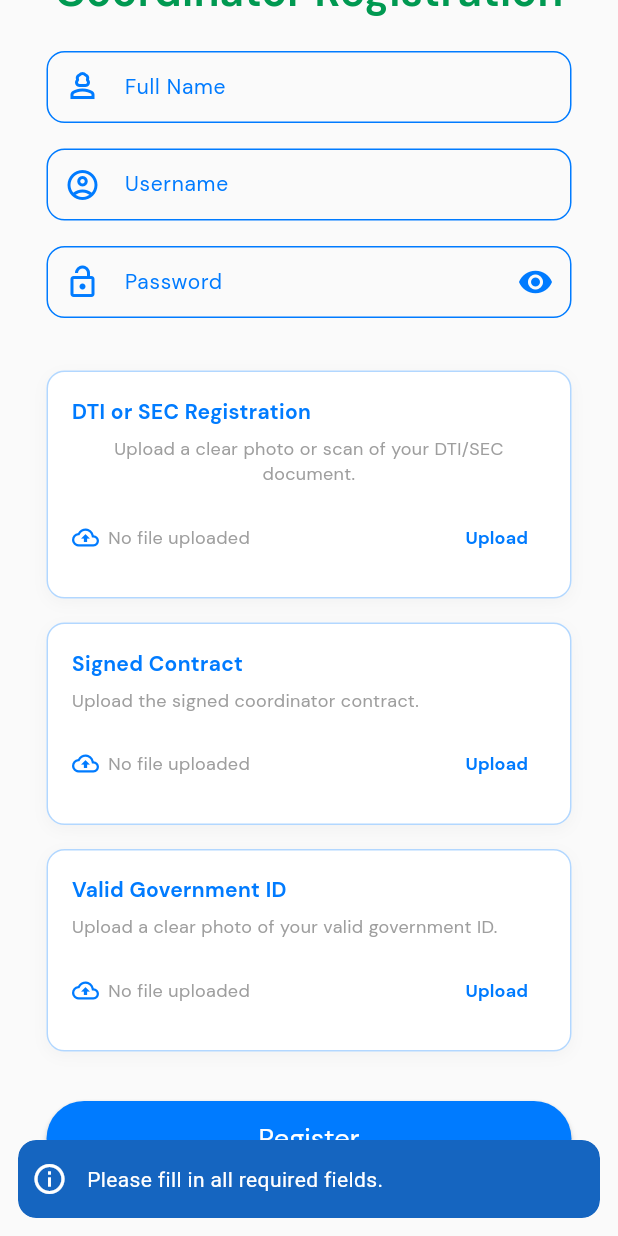
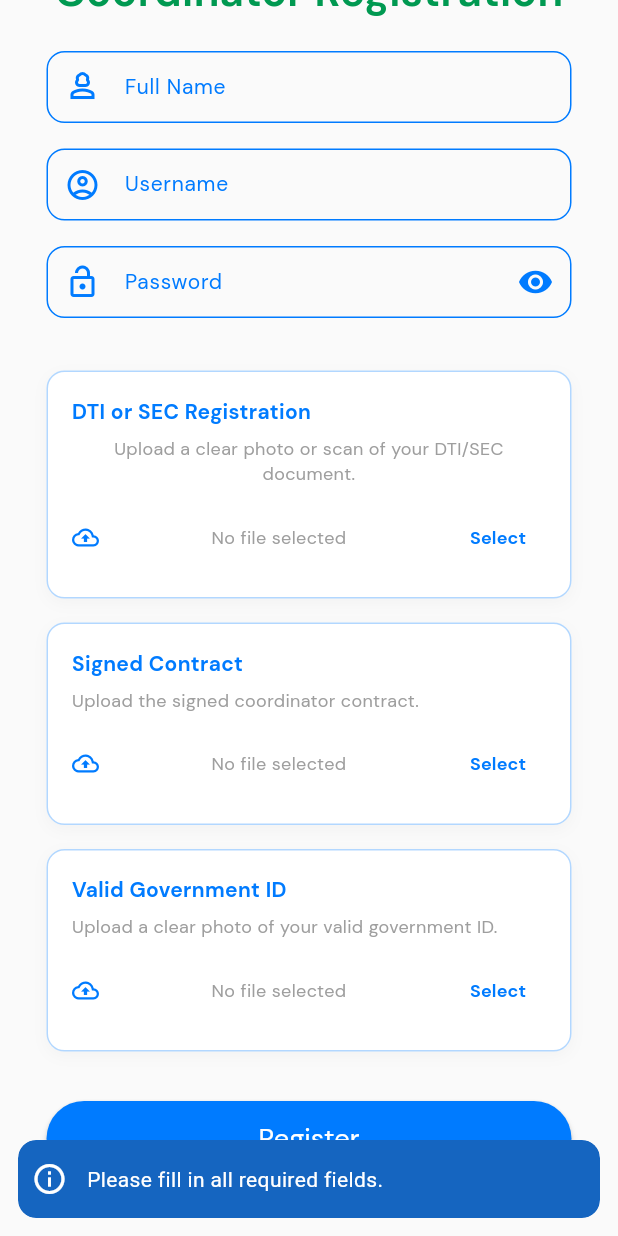
Before and after one commit to lansoyyy/juan_million_coordinator, a Flutter app: the CoordinatorSignupScreen screen opened directly, scrolled down 236 dp, after a tap on "Register", on a phone screen of 412 x 824 dp. Run offline on Flutter 3.47's test engine with Material 3 defaults, Android fonts, the phone set to English and light mode, and no system bars; our stand-ins replace cloud_firestore, file_picker, firebase_auth, firebase_core, firebase_storage, get and 3 more; missing offline and left inert: flutter_barcode_scanner_plus, paymongo_sdk, universal_html; accounts and stored records are empty.

Commit message:
added fixes

```diff
--- a/lib/screens/auth/coordinator_signup_screen.dart
+++ b/lib/screens/auth/coordinator_signup_screen.dart
@@ -1,3 +1,5 @@
+import 'dart:io';
+
 import 'package:cloud_firestore/cloud_firestore.dart';
 import 'package:firebase_auth/firebase_auth.dart';
 import 'package:firebase_storage/firebase_storage.dart' as firebase_storage;
@@ -23,9 +25,10 @@ class _CoordinatorSignupScreenState extends State<CoordinatorSignupScreen> {
   final username = TextEditingController();
   final password = TextEditingController();
 
-  String dtiUrl = '';
-  String contractUrl = '';
-  String idUrl = '';
+  // Store picked files locally — upload happens after auth is created
+  PlatformFile? _dtiFile;
+  PlatformFile? _contractFile;
+  PlatformFile? _idFile;
 
   bool isSubmitting = false;
 
@@ -48,7 +51,8 @@ class _CoordinatorSignupScreenState extends State<CoordinatorSignupScreen> {
     }
   }
 
-  Future<void> uploadDocument(String docType) async {
+  /// Pick a file and store it locally — no upload until registration.
+  Future<void> pickDocument(String docType) async {
     try {
       final result = await FilePicker.platform.pickFiles(
         withData: true,
@@ -56,87 +60,54 @@ class _CoordinatorSignupScreenState extends State<CoordinatorSignupScreen> {
         allowedExtensions: ['jpg', 'jpeg', 'png', 'pdf', 'doc', 'docx'],
       );
 
-      if (result == null || result.files.isEmpty) {
+      if (result == null || result.files.isEmpty) return;
+
+      final pickedFile = result.files.single;
+
+      // On web bytes is populated; on mobile fall back to reading from path.
+      if (pickedFile.bytes == null && pickedFile.path == null) {
+        showToast('Could not read file. Please try again.');
         return;
       }
 
-      final pickedFile = result.files.single;
-      if (pickedFile.bytes == null) {
-        return;
+      if (!mounted) return;
+      setState(() {
+        if (docType == 'dti') {
+          _dtiFile = pickedFile;
+        } else if (docType == 'contract') {
+          _contractFile = pickedFile;
+        } else if (docType == 'id') {
+          _idFile = pickedFile;
+        }
+      });
+    } catch (err) {
+      if (kDebugMode) print(err);
+      showToast('Failed to select file. Please try again.');
+    }
   }
 
-      final fileName = pickedFile.name;
+  /// Upload a single PlatformFile to Firebase Storage and return its download URL.
+  Future<String> _uploadFile(PlatformFile file, String storagePath) async {
+    Uint8List? bytes = file.bytes;
 
-      showDialog(
-        context: context,
-        barrierDismissible: false,
-        builder: (BuildContext context) => const Padding(
-          padding: EdgeInsets.only(left: 30, right: 30),
-          child: AlertDialog(
-            title: Row(
-              children: [
-                CircularProgressIndicator(color: Colors.black),
-                SizedBox(width: 20),
-                Text(
-                  'Uploading . . .',
-                  style: TextStyle(
-                    color: Colors.black,
-                    fontWeight: FontWeight.bold,
-                    fontFamily: 'QRegular',
-                  ),
-                ),
-              ],
-            ),
-          ),
-        ),
-      );
+    // On mobile, bytes may be null — read from path instead.
+    if (bytes == null && file.path != null && !kIsWeb) {
+      bytes = await File(file.path!).readAsBytes();
+    }
 
-      try {
-        final ref = firebase_storage.FirebaseStorage.instance.ref(
-          'CoordinatorDocs/$docType/$fileName',
-        );
-        final bytes = pickedFile.bytes!;
-        final contentType = _getContentTypeFromExtension(fileName);
+    if (bytes == null) {
+      throw Exception('Could not read file bytes for ${file.name}');
+    }
+
+    final contentType = _getContentTypeFromExtension(file.name);
+    final ref = firebase_storage.FirebaseStorage.instance.ref(storagePath);
 
     await ref.putData(
       bytes,
       firebase_storage.SettableMetadata(contentType: contentType),
     );
 
-        final downloadUrl = await ref.getDownloadURL();
-
-        if (!mounted) return;
-
-        setState(() {
-          if (docType == 'dti') {
-            dtiUrl = downloadUrl;
-          } else if (docType == 'contract') {
-            contractUrl = downloadUrl;
-          } else if (docType == 'id') {
-            idUrl = downloadUrl;
-          }
-        });
-
-        Navigator.of(context).pop();
-        showToast('File uploaded!');
-      } on firebase_storage.FirebaseException catch (error) {
-        if (kDebugMode) {
-          print(error);
-        }
-        if (Navigator.of(context).canPop()) {
-          Navigator.of(context).pop();
-        }
-        showToast('Failed to upload file.');
-      }
-    } catch (err) {
-      if (kDebugMode) {
-        print(err);
-      }
-      if (Navigator.of(context).canPop()) {
-        Navigator.of(context).pop();
-      }
-      showToast('Failed to upload file.');
-    }
+    return await ref.getDownloadURL();
   }
 
   Future<void> registerCoordinator(BuildContext context) async {
@@ -147,14 +118,45 @@ class _CoordinatorSignupScreenState extends State<CoordinatorSignupScreen> {
       return;
     }
 
-    if (dtiUrl.isEmpty || contractUrl.isEmpty || idUrl.isEmpty) {
-      showToast('Please upload all required documents.');
+    if (_dtiFile == null || _contractFile == null || _idFile == null) {
+      showToast('Please select all required documents before registering.');
       return;
     }
 
     setState(() {
       isSubmitting = true;
     });
+
+    // Show uploading dialog
+    if (!mounted) return;
+    final navigator = Navigator.of(context);
+    showDialog(
+      context: context,
+      barrierDismissible: false,
+      builder: (BuildContext ctx) => const Padding(
+        padding: EdgeInsets.only(left: 30, right: 30),
+        child: AlertDialog(
+          title: Row(
+            children: [
+              CircularProgressIndicator(color: Colors.black),
+              SizedBox(width: 20),
+              Expanded(
+                child: Text(
+                  'Uploading documents & registering...',
+                  style: TextStyle(
+                    color: Colors.black,
+                    fontWeight: FontWeight.bold,
+                    fontFamily: 'QRegular',
+                  ),
+                ),
+              ),
+            ],
+          ),
+        ),
+      ),
+    );
+
+    UserCredential? userCredential;
 
     try {
       final email = '${username.text.trim()}@coordinator.com';
@@ -173,16 +175,31 @@ class _CoordinatorSignupScreenState extends State<CoordinatorSignupScreen> {
           : 0;
       final bool autoApproved = defaults['coordinatorAutoApproved'] == true;
 
-      final userCredential = await FirebaseAuth.instance
+      // Step 1: Create Firebase Auth account so we are authenticated for Storage.
+      userCredential = await FirebaseAuth.instance
           .createUserWithEmailAndPassword(
             email: email,
             password: password.text,
           );
 
-      await FirebaseFirestore.instance
-          .collection('Coordinator')
-          .doc(userCredential.user!.uid)
-          .set({
+      final uid = userCredential.user!.uid;
+
+      // Step 2: Upload documents now that the user is authenticated.
+      final String dtiUrl = await _uploadFile(
+        _dtiFile!,
+        'CoordinatorDocs/dti/${uid}_${_dtiFile!.name}',
+      );
+      final String contractUrl = await _uploadFile(
+        _contractFile!,
+        'CoordinatorDocs/contract/${uid}_${_contractFile!.name}',
+      );
+      final String idUrl = await _uploadFile(
+        _idFile!,
+        'CoordinatorDocs/id/${uid}_${_idFile!.name}',
+      );
+
+      // Step 3: Create Firestore document.
+      await FirebaseFirestore.instance.collection('Coordinator').doc(uid).set({
         'name': name.text.trim(),
         'email': email,
         'wallet': initialWallet,
@@ -193,16 +210,30 @@ class _CoordinatorSignupScreenState extends State<CoordinatorSignupScreen> {
         'createdAt': DateTime.now(),
       });
 
+      // Step 4: Sign out — account awaits admin approval.
       await FirebaseAuth.instance.signOut();
 
       if (!mounted) return;
+
+      // Dismiss uploading dialog.
+      if (navigator.canPop()) navigator.pop();
 
       showToast(
         'Registration submitted. Please wait for admin approval, then log in.',
       );
 
-      Navigator.of(context).pop();
+      navigator.pop();
     } on FirebaseAuthException catch (e) {
+      if (navigator.canPop()) navigator.pop();
+
+      // If the account was created but upload failed, clean up the auth account.
+      if (userCredential != null) {
+        try {
+          await userCredential.user?.delete();
+        } catch (_) {}
+        await FirebaseAuth.instance.signOut();
+      }
+
       if (e.code == 'weak-password') {
         showToast('The password provided is too weak.');
       } else if (e.code == 'email-already-in-use') {
@@ -212,8 +243,31 @@ class _CoordinatorSignupScreenState extends State<CoordinatorSignupScreen> {
       } else {
         showToast(e.message ?? 'Registration failed.');
       }
+    } on firebase_storage.FirebaseException catch (e) {
+      if (navigator.canPop()) navigator.pop();
+
+      // Clean up the created auth account since documents failed to upload.
+      if (userCredential != null) {
+        try {
+          await userCredential.user?.delete();
+        } catch (_) {}
+        await FirebaseAuth.instance.signOut();
+      }
+
+      if (kDebugMode) print('Storage error: ${e.code} — ${e.message}');
+      showToast('Failed to upload documents. Please try again.');
     } catch (e) {
-      showToast('An error occurred during registration.');
+      if (navigator.canPop()) navigator.pop();
+
+      if (userCredential != null) {
+        try {
+          await userCredential.user?.delete();
+        } catch (_) {}
+        await FirebaseAuth.instance.signOut();
+      }
+
+      if (kDebugMode) print('Registration error: $e');
+      showToast('An error occurred during registration. Please try again.');
     } finally {
       if (mounted) {
         setState(() {
@@ -284,21 +338,21 @@ class _CoordinatorSignupScreenState extends State<CoordinatorSignupScreen> {
                 title: 'DTI or SEC Registration',
                 description:
                     'Upload a clear photo or scan of your DTI/SEC document.',
-                isUploaded: dtiUrl.isNotEmpty,
-                onPressed: () => uploadDocument('dti'),
+                selectedFile: _dtiFile,
+                onPressed: () => pickDocument('dti'),
               ),
               _buildUploadCard(
                 title: 'Signed Contract',
                 description: 'Upload the signed coordinator contract.',
-                isUploaded: contractUrl.isNotEmpty,
-                onPressed: () => uploadDocument('contract'),
+                selectedFile: _contractFile,
+                onPressed: () => pickDocument('contract'),
               ),
               _buildUploadCard(
                 title: 'Valid Government ID',
                 description:
                     'Upload a clear photo of your valid government ID.',
-                isUploaded: idUrl.isNotEmpty,
-                onPressed: () => uploadDocument('id'),
+                selectedFile: _idFile,
+                onPressed: () => pickDocument('id'),
               ),
               const SizedBox(height: 25),
               ButtonWidget(
@@ -320,9 +374,10 @@ class _CoordinatorSignupScreenState extends State<CoordinatorSignupScreen> {
   Widget _buildUploadCard({
     required String title,
     required String description,
-    required bool isUploaded,
+    required PlatformFile? selectedFile,
     required VoidCallback onPressed,
   }) {
+    final bool hasFile = selectedFile != null;
     return Padding(
       padding: const EdgeInsets.symmetric(horizontal: 20, vertical: 8),
       child: Container(
@@ -330,10 +385,10 @@ class _CoordinatorSignupScreenState extends State<CoordinatorSignupScreen> {
         decoration: BoxDecoration(
           color: Colors.white,
           borderRadius: BorderRadius.circular(12),
-          border: Border.all(color: blue.withOpacity(0.3)),
+          border: Border.all(color: blue.withValues(alpha: 0.3)),
           boxShadow: [
             BoxShadow(
-              color: Colors.black.withOpacity(0.03),
+              color: Colors.black.withValues(alpha: 0.03),
               blurRadius: 8,
               offset: const Offset(0, 3),
             ),
@@ -362,28 +417,35 @@ class _CoordinatorSignupScreenState extends State<CoordinatorSignupScreen> {
               Row(
                 mainAxisAlignment: MainAxisAlignment.spaceBetween,
                 children: [
-                  Row(
+                  Expanded(
+                    child: Row(
                       children: [
                         Icon(
-                        isUploaded
+                          hasFile
                               ? Icons.check_circle
                               : Icons.cloud_upload_outlined,
-                        color: isUploaded ? primary : blue,
+                          color: hasFile ? primary : blue,
                           size: 18,
                         ),
                         const SizedBox(width: 6),
-                      TextWidget(
-                        text: isUploaded ? 'File uploaded' : 'No file uploaded',
+                        Expanded(
+                          child: TextWidget(
+                            text: hasFile
+                                ? selectedFile.name
+                                : 'No file selected',
                             fontSize: 12,
                             fontFamily: 'Regular',
-                        color: isUploaded ? primary : Colors.grey,
+                            color: hasFile ? primary : Colors.grey,
+                            maxLines: 1,
+                          ),
                         ),
                       ],
+                    ),
                   ),
                   TextButton(
                     onPressed: onPressed,
                     child: TextWidget(
-                      text: isUploaded ? 'Re-upload' : 'Upload',
+                      text: hasFile ? 'Change' : 'Select',
                       fontSize: 12,
                       fontFamily: 'Bold',
                       color: blue,
```
Also changed, not shown: lib/screens/pages/coordinator_wallet.dart (+19 -6 lines). Lines whose indentation alone changed are shown as unchanged.
